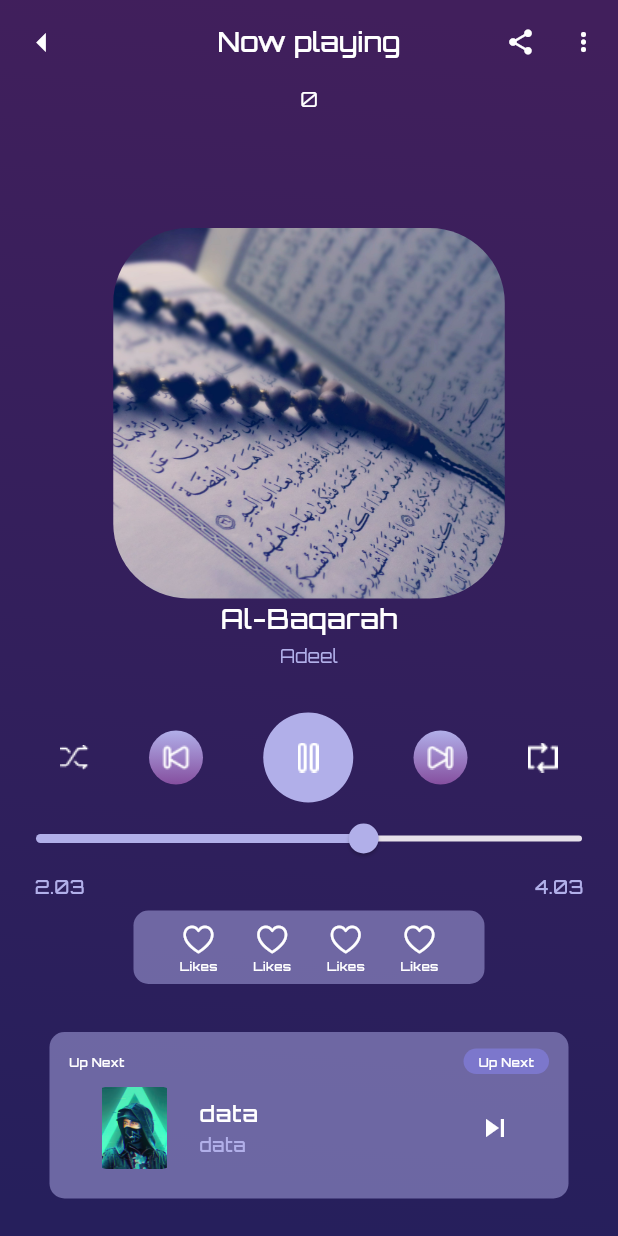
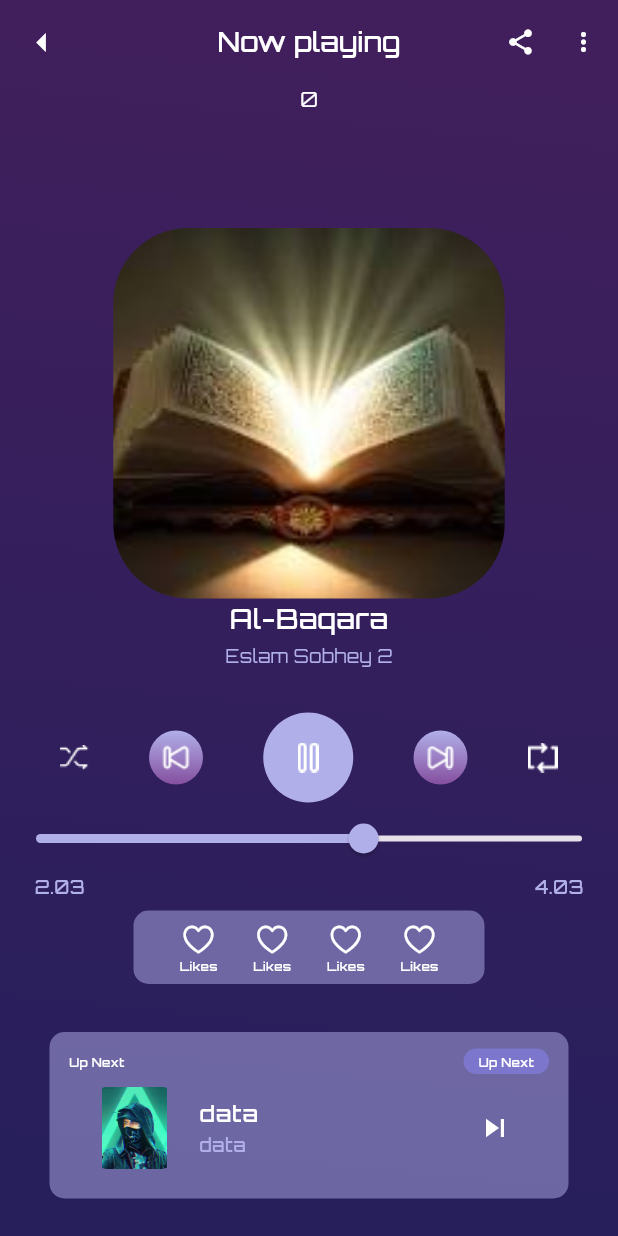
Before and after one commit to salahswidan/audio_player_quran_app, a Flutter app: the PlayMusicScreen screen opened directly with empty values, on a phone screen of 412 x 824 dp. Run offline on Flutter 3.47's test engine with Material 3 defaults, Android fonts, the light colour scheme and no system bars; our stand-ins replace audioplayers.

Commit message:
change details of soura model

```diff
--- a/lib/controller/play_music_controller.dart
+++ b/lib/controller/play_music_controller.dart
@@ -12,8 +12,8 @@ class PlayMusicController {
      audioCache = AudioCache(prefix: "");
   }
   void play() async {
-    uri = await audioCache.load(ConstantsValue.listQuarn[index!].pathSoura);
-    audioPlayer.play(UrlSource(uri.toString()));
+    // uri = await audioCache.load(ConstantsValue.listQuarn[index!].pathSoura);
+    // audioPlayer.play(UrlSource(uri.toString()));
   }
 
   void disposeAudio()  {
--- a/lib/features/play_soura/screens/play_soura_screen.dart
+++ b/lib/features/play_soura/screens/play_soura_screen.dart
@@ -51,13 +51,11 @@ class _PlayMusicScreenState extends State<PlayMusicScreen> {
   }
 
 
-
-
   @override
   Widget build(BuildContext context) {
     return Scaffold(
         extendBodyBehindAppBar:
-            true, // to make the background color cover the app bar
+            true, //! to make the background color cover the app bar
         appBar: CustomAppBarPlaySouraScreen(
           onPressed: () {
             HomePageControlller.naviagtorToPop(context);
@@ -84,7 +82,7 @@ class _PlayMusicScreenState extends State<PlayMusicScreen> {
                   ),
                   Spacer(),
                   CustomSouraDetailsPlayScreen(
-                      // souraModel: souraModel,
+                       souraModel: ConstantsValue.listQuarn[index],
                       ),
                   const SizedBox(
                     height: 29,
--- a/lib/features/play_soura/widgets/custom_soura_details_play_screen.dart
+++ b/lib/features/play_soura/widgets/custom_soura_details_play_screen.dart
@@ -3,9 +3,9 @@ import 'package:flutter/material.dart';
 
 class CustomSouraDetailsPlayScreen extends StatelessWidget {
   const CustomSouraDetailsPlayScreen({
-    super.key,// required this.souraModel,
+    super.key, required this.souraModel,
   });
- // final SouraModel souraModel;
+  final SouraModel souraModel;
 
   @override
   Widget build(BuildContext context) {
@@ -14,22 +14,22 @@ class CustomSouraDetailsPlayScreen extends StatelessWidget {
         ClipRRect(
           borderRadius: BorderRadius.circular(50),
           child: Image.asset(
-            "assets/images/quran_image/qu3.jpg",
+            souraModel.image,
             fit: BoxFit.cover,
             width: 261,
             height: 247,
           ),
         ),
-        const Text(
-          "Al-Baqarah",
+         Text(
+          souraModel.soura,
           style: TextStyle(
               color: Colors.white, fontSize: 18, fontWeight: FontWeight.w500),
         ),
         const SizedBox(
           height: 4,
         ),
-        const Text(
-          "Adeel",
+         Text(
+         souraModel.reader,
           style: TextStyle(color: Color(0xffB1AFE9), fontSize: 12),
         ),
       ],
```
